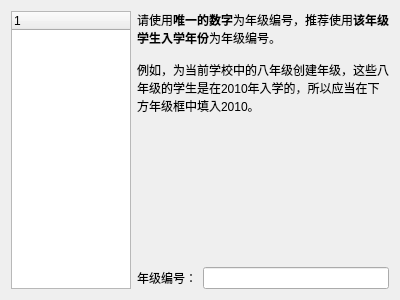
Old version of the form src/gui/inputgradeinfowizardpage.ui in the repository fyrestone/simple-pms.
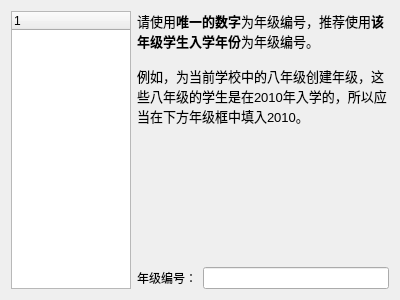
New version of the form.

The edit to the form file:
```diff
--- a/src/gui/inputgradeinfowizardpage.ui
+++ b/src/gui/inputgradeinfowizardpage.ui
@@ -47,9 +47,9 @@
 &lt;html&gt;&lt;head&gt;&lt;meta name=&quot;qrichtext&quot; content=&quot;1&quot; /&gt;&lt;style type=&quot;text/css&quot;&gt;
 p, li { white-space: pre-wrap; }
 &lt;/style&gt;&lt;/head&gt;&lt;body style=&quot; font-family:'SimSun'; font-size:9pt; font-weight:400; font-style:normal;&quot;&gt;
-&lt;p style=&quot; margin-top:0px; margin-bottom:0px; margin-left:0px; margin-right:0px; -qt-block-indent:0; text-indent:0px;&quot;&gt;请使用&lt;span style=&quot; font-weight:600;&quot;&gt;唯一的数字&lt;/span&gt;为年级编号，推荐使用&lt;span style=&quot; font-weight:600;&quot;&gt;该年级学生入学年份&lt;/span&gt;为年级编号。&lt;/p&gt;
-&lt;p style=&quot;-qt-paragraph-type:empty; margin-top:0px; margin-bottom:0px; margin-left:0px; margin-right:0px; -qt-block-indent:0; text-indent:0px;&quot;&gt;&lt;/p&gt;
-&lt;p style=&quot; margin-top:0px; margin-bottom:0px; margin-left:0px; margin-right:0px; -qt-block-indent:0; text-indent:0px;&quot;&gt;例如，为当前学校中的八年级创建年级，这些八年级的学生是在2010年入学的，所以应当在下方年级框中填入2010。&lt;/p&gt;&lt;/body&gt;&lt;/html&gt;</string>
+&lt;p style=&quot; margin-top:0px; margin-bottom:0px; margin-left:0px; margin-right:0px; -qt-block-indent:0; text-indent:0px;&quot;&gt;&lt;span style=&quot; font-size:10pt;&quot;&gt;请使用&lt;/span&gt;&lt;span style=&quot; font-size:10pt; font-weight:600;&quot;&gt;唯一的数字&lt;/span&gt;&lt;span style=&quot; font-size:10pt;&quot;&gt;为年级编号，推荐使用&lt;/span&gt;&lt;span style=&quot; font-size:10pt; font-weight:600;&quot;&gt;该年级学生入学年份&lt;/span&gt;&lt;span style=&quot; font-size:10pt;&quot;&gt;为年级编号。&lt;/span&gt;&lt;/p&gt;
+&lt;p style=&quot;-qt-paragraph-type:empty; margin-top:0px; margin-bottom:0px; margin-left:0px; margin-right:0px; -qt-block-indent:0; text-indent:0px; font-size:10pt;&quot;&gt;&lt;/p&gt;
+&lt;p style=&quot; margin-top:0px; margin-bottom:0px; margin-left:0px; margin-right:0px; -qt-block-indent:0; text-indent:0px;&quot;&gt;&lt;span style=&quot; font-size:10pt;&quot;&gt;例如，为当前学校中的八年级创建年级，这些八年级的学生是在2010年入学的，所以应当在下方年级框中填入2010。&lt;/span&gt;&lt;/p&gt;&lt;/body&gt;&lt;/html&gt;</string>
        </property>
        <property name="wordWrap">
         <bool>true</bool>
```
Left out of the diff: 15 changed lines with no effect on the pictures.
